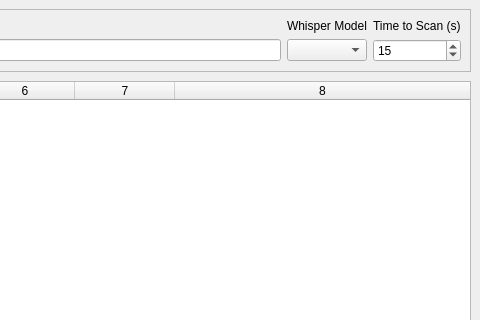
Nrn-lgnd/TakeNamer, file main.ui: the form before one commit; both pictures show x 535 to 1015 and y 0 to 320 of the 1015 by 674 pixel window.
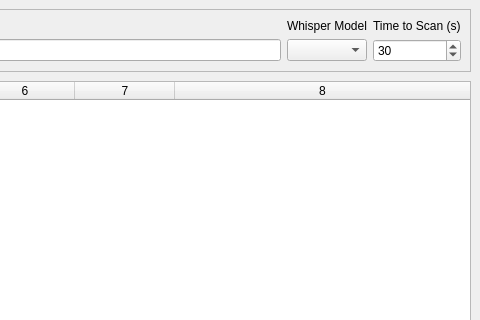
The form after the commit. Custom widgets are drawn as their Qt base class.

The edit to the form file:
```diff
--- a/main.ui
+++ b/main.ui
@@ -47,8 +47,11 @@
          <property name="showGroupSeparator" stdset="0">
           <bool>false</bool>
          </property>
+         <property name="maximum">
+          <number>300</number>
+         </property>
          <property name="value">
-          <number>15</number>
+          <number>30</number>
          </property>
         </widget>
        </item>
```
Left out of the diff: 90 changed lines with no effect on the pictures.
